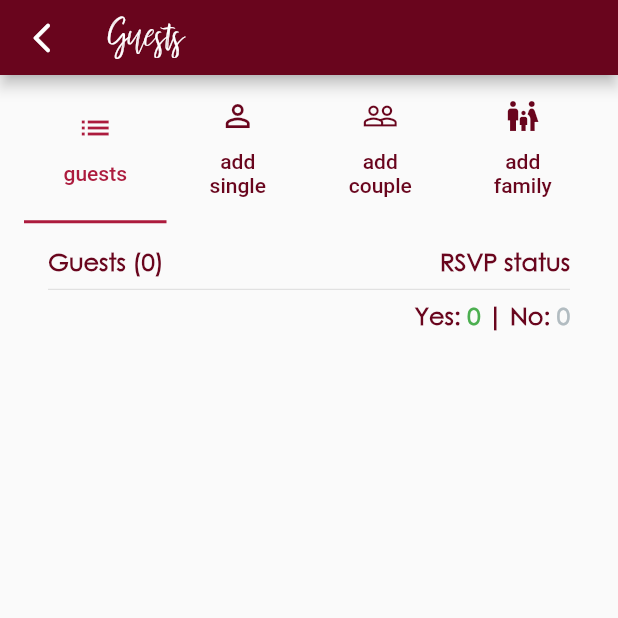
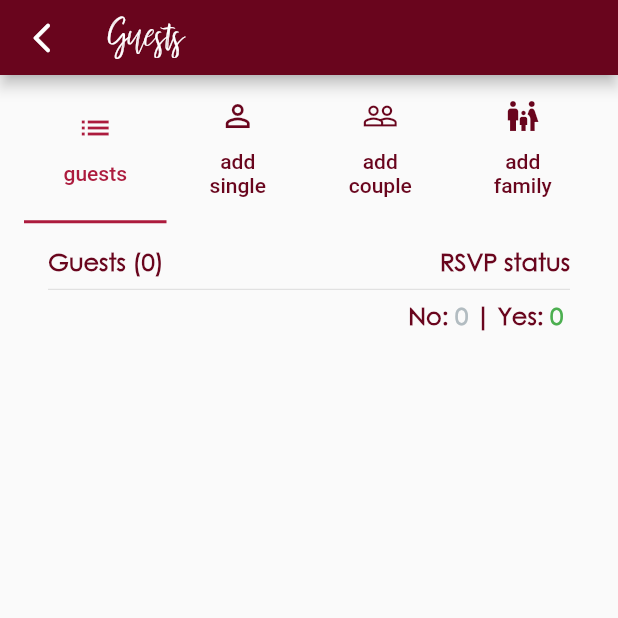
Before and after one commit to JAnokhina/wedding_planner, a Flutter app: the screen it shows once a user with an empty profile is signed in, after a tap on "Guests", on a phone screen of 412 x 824 dp, the top half of it. Run offline on Flutter 3.47's test engine with Material 2 defaults, Android fonts, the phone set to English and light mode, and no system bars; our stand-ins replace cloud_firestore, firebase_auth, firebase_core, flutter_form_builder, flutter_rating_bar, flutter_svg and 9 more; missing offline and left inert: label_marker, mailer, map_launcher; accounts and stored records are empty.

Commit message:
lots of changes to make stuff work. probably broke more things

```diff
--- a/lib/firebase_services/auth_service.dart
+++ b/lib/firebase_services/auth_service.dart
@@ -45,19 +45,18 @@ class AuthService {
           .createUserWithEmailAndPassword(email: email, password: password);
       User? user = FirebaseAuth.instance.currentUser;
       print(user);
-      // if (user != null && !user.emailVerified) {
-      //   await user.sendEmailVerification();
-      //   user = FirebaseAuth.instance.currentUser;
-      // }
-      //ToDO check if registration success or not and return some variable
+      if (user != null && !user.emailVerified) {
+        await user.sendEmailVerification();
+        user = FirebaseAuth.instance.currentUser;
+      }
       Future.delayed(Duration(seconds: 5));
       if (user == null) {
         return null;
       } else {
         showErrorMessage = false;
-        await user.sendEmailVerification();
-        user = FirebaseAuth.instance.currentUser;
-        return user;
+        // await user.sendEmailVerification();
+        // user = FirebaseAuth.instance.currentUser;
+        // return user;
       }
     } on FirebaseAuthException catch (e) {
       if (e.code == 'weak-password') {
--- a/lib/screens/guests/guests.dart
+++ b/lib/screens/guests/guests.dart
@@ -181,7 +181,25 @@ class _GuestsPageState extends State<GuestsPage> {
           Row(
             children: [
               const Text(
-                'Yes: ',
+                'No: ',
+                style: TextStyle(
+                    fontSize: 16,
+                    color: AppColours.primary,
+                    fontWeight: FontWeight.bold),
+              ),
+              Text(
+                '${noGuests.length} ',
+                style: const TextStyle(
+                    fontSize: 16,
+                    color: AppColours.secondary,
+                    fontWeight: FontWeight.bold),
+              ),
+            ],
+          ),
+          Row(
+            children: [
+              const Text(
+                '| Yes: ',
                 style: TextStyle(
                     fontSize: 16,
                     color: AppColours.primary,
@@ -192,24 +210,6 @@ class _GuestsPageState extends State<GuestsPage> {
                 style: const TextStyle(
                     fontSize: 16,
                     color: Colors.green,
-                    fontWeight: FontWeight.bold),
-              ),
-            ],
-          ),
-          Row(
-            children: [
-              const Text(
-                '| No: ',
-                style: TextStyle(
-                    fontSize: 16,
-                    color: AppColours.primary,
-                    fontWeight: FontWeight.bold),
-              ),
-              Text(
-                '${noGuests.length}',
-                style: const TextStyle(
-                    fontSize: 16,
-                    color: AppColours.secondary,
                     fontWeight: FontWeight.bold),
               ),
             ],
--- a/lib/screens/login_and_registration/login_page.dart
+++ b/lib/screens/login_and_registration/login_page.dart
@@ -31,7 +31,7 @@ class _LoginPageState extends State<LoginPage> {
       },
       child: Scaffold(
         resizeToAvoidBottomInset: true,
-        appBar: WPAppBar(title: 'Log In', actions: const [SignOutButton()]),
+        appBar: WPAppBar(title: 'Log In'),
         body: SingleChildScrollView(
           physics: const NeverScrollableScrollPhysics(),
           reverse: false,
@@ -224,28 +224,28 @@ class LoginFormState extends State<LoginForm> {
               mainAxisSize: MainAxisSize.min,
               children: [
                 // Forgot password
-                Row(
-                  mainAxisSize: MainAxisSize.max,
-                  mainAxisAlignment: MainAxisAlignment.center,
-                  children: [
-                    const Text(
-                      'Forgot your password?',
-                      style: TextStyle(
-                          fontFamily: 'Gothic',
-                          fontSize: 13,
-                          color: AppColours.primary),
-                    ),
-                    TextButton(
-                        onPressed: () {},
-                        child: const Text(
-                          'Click Here',
-                          style: TextStyle(
-                              fontWeight: FontWeight.bold,
-                              color: Colors.white,
-                              decoration: TextDecoration.underline),
-                        ))
-                  ],
-                ),
+                // Row(
+                //   mainAxisSize: MainAxisSize.max,
+                //   mainAxisAlignment: MainAxisAlignment.center,
+                //   children: [
+                //     const Text(
+                //       'Forgot your password?',
+                //       style: TextStyle(
+                //           fontFamily: 'Gothic',
+                //           fontSize: 13,
+                //           color: AppColours.primary),
+                //     ),
+                //     TextButton(
+                //         onPressed: () {},
+                //         child: const Text(
+                //           'Click Here',
+                //           style: TextStyle(
+                //               fontWeight: FontWeight.bold,
+                //               color: Colors.white,
+                //               decoration: TextDecoration.underline),
+                //         ))
+                //   ],
+                // ),
                 Row(
                   mainAxisSize: MainAxisSize.max,
                   mainAxisAlignment: MainAxisAlignment.spaceEvenly,
@@ -257,12 +257,12 @@ class LoginFormState extends State<LoginForm> {
                         endIndent: 8,
                       ),
                     ),
-                    Text(
-                      'or',
-                      style: TextStyle(
-                        color: Colors.white,
-                      ),
-                    ),
+                    // Text(
+                    //   'or',
+                    //   style: TextStyle(
+                    //     color: Colors.white,
+                    //   ),
+                    // ),
                     Expanded(
                       child: Divider(
                         color: Colors.white,
```
